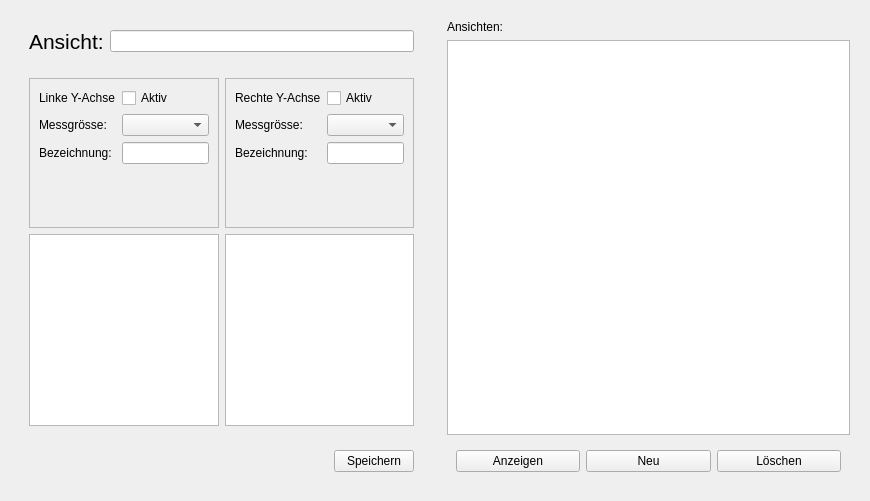
Old version of the form groups/11-sensUI/sensui/ViewConfigTab.ui in the repository cn-uofbasel/BACnet.
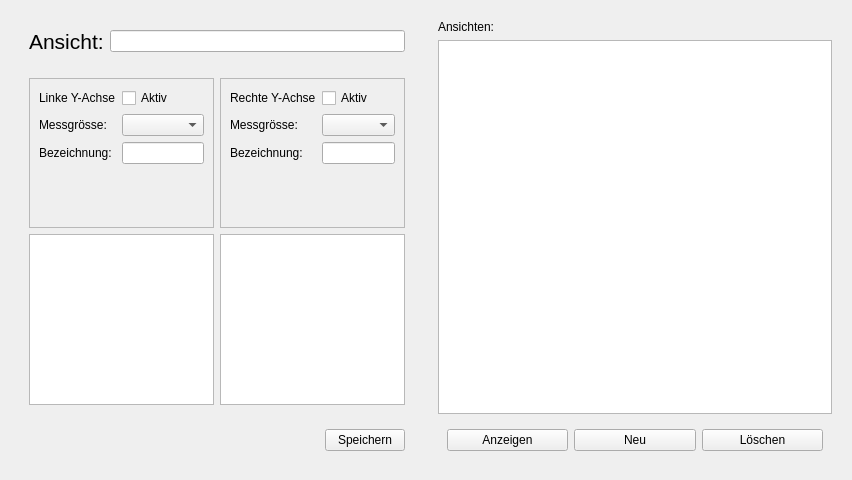
New version of the form.

Commit message: Implement sensor selection for views

Diff of the .ui file:
```diff
--- a/groups/11-sensUI/sensui/ViewConfigTab.ui
+++ b/groups/11-sensUI/sensui/ViewConfigTab.ui
@@ -2,9 +2,14 @@
 <ui version="4.0">
  <class>ViewConfigTab</class>
   <widget class="QWidget" name="tabViews">
-   <attribute name="title">
-    <string>Ansichten</string>
-   </attribute>
+  <property name="geometry">
+   <rect>
+    <x>0</x>
+    <y>0</y>
+    <width>852</width>
+    <height>480</height>
+   </rect>
+  </property>
    <layout class="QHBoxLayout" name="horizontalLayout_5">
     <item>
      <widget class="QFrame" name="frameViewsSettings">
@@ -146,14 +151,7 @@
              </widget>
             </item>
             <item>
-             <widget class="QListView" name="listViewViewsSettingsYAxisFirstSensors">
-              <property name="sizePolicy">
-               <sizepolicy hsizetype="Expanding" vsizetype="Expanding">
-                <horstretch>0</horstretch>
-                <verstretch>1</verstretch>
-               </sizepolicy>
-              </property>
-             </widget>
+            <widget class="QListWidget" name="listWidgetViewsSettingsYAxisFirstSensors"/>
             </item>
            </layout>
           </item>
@@ -225,14 +223,7 @@
              </widget>
             </item>
             <item>
-             <widget class="QListView" name="listViewViewsSettingsYAxisSecondSensors">
-              <property name="sizePolicy">
-               <sizepolicy hsizetype="Expanding" vsizetype="Expanding">
-                <horstretch>0</horstretch>
-                <verstretch>1</verstretch>
-               </sizepolicy>
-              </property>
-             </widget>
+            <widget class="QListWidget" name="listWidgetViewsSettingsYAxisSecondSensors"/>
             </item>
            </layout>
           </item>
```
Left out of the diff: 30 changed lines with no effect on the pictures. Lines whose indentation alone changed are shown as unchanged. The commit also changes 6 other files.
